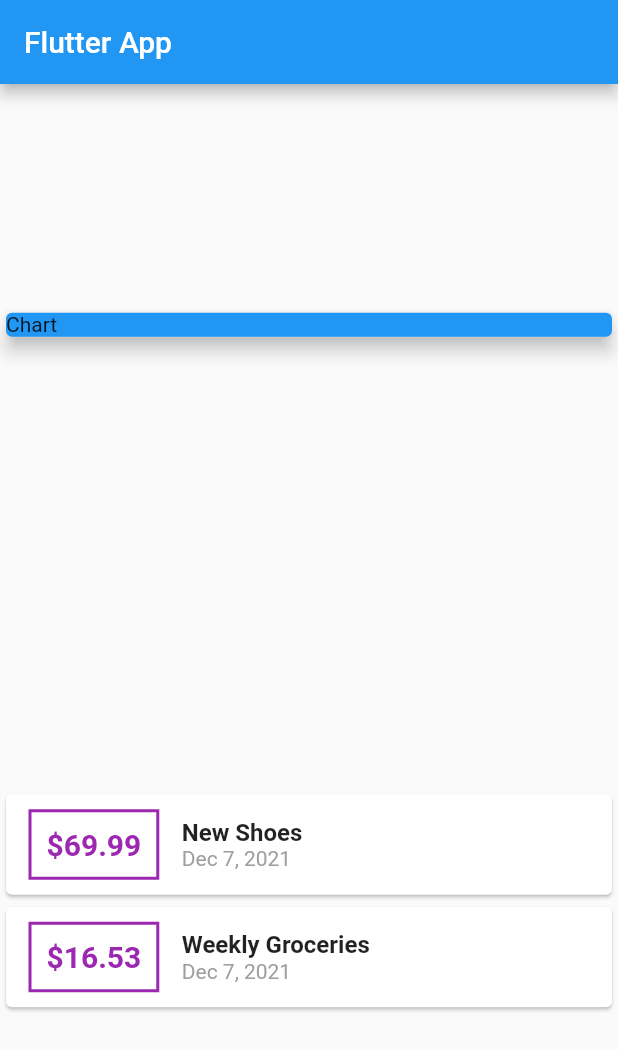
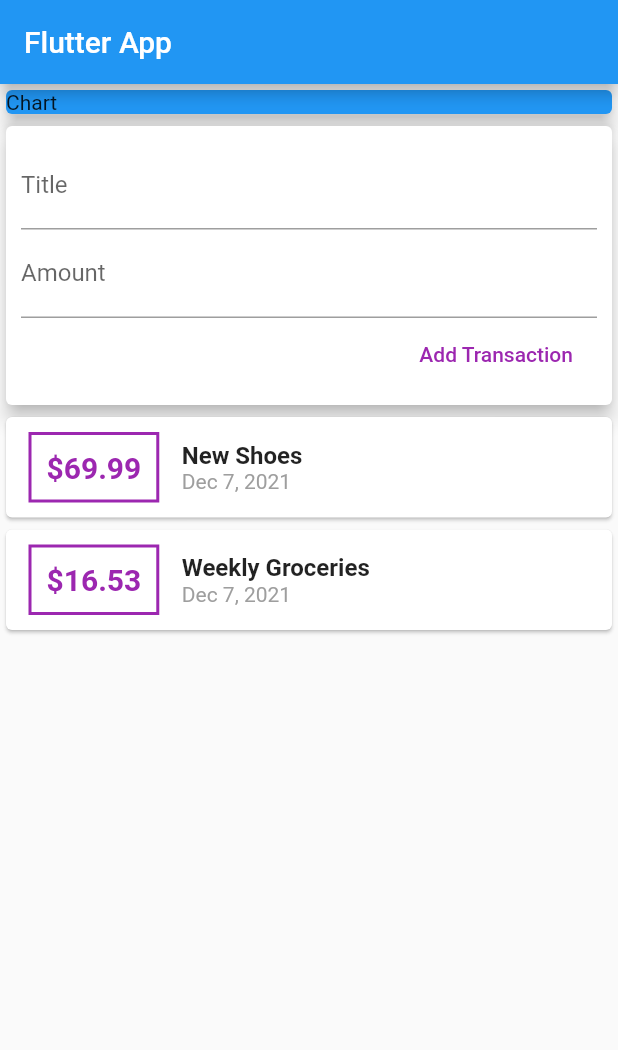
Before and after one commit to dario-nihil/flutter_expense_tracker, a Flutter app: the screen it shows after launch, on a phone screen of 412 x 824 dp. Shown: the top 1050 px of the screen. Run offline on Flutter 3.47's test engine with Material 2 defaults, Android fonts, the phone set to English and light mode, and no system bars.

Commit message:
added new_transaction, transaction_list, user_transaction widgets and added scroll capability with singleChildScrollView and ListView builder

```diff
--- a/lib/main.dart
+++ b/lib/main.dart
@@ -1,7 +1,6 @@
 import 'package:flutter/material.dart';
-import 'package:intl/intl.dart';
 
-import './transaction.dart';
+import './widgets/user_transactions.dart';
 
 void main() => runApp(MyApp());
 
@@ -16,19 +15,10 @@ class MyApp extends StatelessWidget {
 }
 
 class MyHomePage extends StatelessWidget {
-  final List<Transaction> transactions = [
-    Transaction(
-      id: 't1',
-      title: 'New Shoes',
-      amount: 69.99,
-      date: DateTime.now(),
-    ),
-    Transaction(
-        id: 't2',
-        title: 'Weekly Groceries',
-        amount: 16.53,
-        date: DateTime.now())
-  ];
+  // String titleInput;
+  // String amountInput;
+  final titleController = TextEditingController();
+  final amountController = TextEditingController();
 
   @override
   Widget build(BuildContext context) {
@@ -36,8 +26,9 @@ class MyHomePage extends StatelessWidget {
       appBar: AppBar(
         title: Text('Flutter App'),
       ),
-      body: Column(
-        mainAxisAlignment: MainAxisAlignment.spaceAround,
+      body: SingleChildScrollView(
+        child: Column(
+          //mainAxisAlignment: MainAxisAlignment.start,
           children: [
             Container(
               width: double.infinity,
@@ -47,45 +38,9 @@ class MyHomePage extends StatelessWidget {
                 child: Text('Chart'),
               ),
             ),
-          Column(
-            children: transactions.map((tx) {
-              return Card(
-                child: Row(
-                  children: [
-                    Container(
-                      margin:
-                          EdgeInsets.symmetric(vertical: 10, horizontal: 15),
-                      decoration: BoxDecoration(
-                          border: Border.all(color: Colors.purple, width: 2)),
-                      padding: EdgeInsets.all(10),
-                      child: Text(
-                        '\$${tx.amount}',
-                        style: TextStyle(
-                            fontWeight: FontWeight.bold,
-                            fontSize: 20,
-                            color: Colors.purple),
-                      ),
-                    ),
-                    Column(
-                      crossAxisAlignment: CrossAxisAlignment.start,
-                      children: [
-                        Text(
-                          tx.title,
-                          style: TextStyle(
-                              fontWeight: FontWeight.bold, fontSize: 16),
-                        ),
-                        Text(
-                          DateFormat.yMMMd().format(tx.date),
-                          style: TextStyle(color: Colors.grey),
-                        )
-                      ],
-                    )
+            UserTransaction(),
           ],
         ),
-              );
-            }).toList(),
-          )
-        ],
       ),
     );
   }
--- /dev/null
+++ b/lib/widgets/new_transaction.dart
@@ -0,0 +1,42 @@
+import 'package:flutter/material.dart';
+
+class NewTransaction extends StatelessWidget {
+  final titleController = TextEditingController();
+  final amountController = TextEditingController();
+  final Function addTx;
+
+  NewTransaction(this.addTx);
+
+  @override
+  Widget build(BuildContext context) {
+    return Card(
+      elevation: 5,
+      child: Container(
+        padding: EdgeInsets.all(10),
+        child: Column(crossAxisAlignment: CrossAxisAlignment.end, children: [
+          TextField(
+            decoration: InputDecoration(labelText: 'Title'),
+            controller: titleController,
+            // onChanged: (val) {
+            //   titleInput = val;
+            // },
+          ),
+          TextField(
+            decoration: InputDecoration(labelText: 'Amount'),
+            controller: amountController,
+            // onChanged: (val) {
+            //   amountInput = val;
+            // },
+          ),
+          FlatButton(
+            onPressed: () {
+              addTx(titleController.text, double.parse(amountController.text));
+            },
+            child: Text('Add Transaction'),
+            textColor: Colors.purple,
+          ),
+        ]),
+      ),
+    );
+  }
+}
--- /dev/null
+++ b/lib/widgets/transaction_list.dart
@@ -0,0 +1,55 @@
+import 'package:flutter/material.dart';
+import 'package:intl/intl.dart';
+
+import '../models/transaction.dart';
+
+class TransactionList extends StatelessWidget {
+  final List<Transaction> transactions;
+
+  TransactionList(this.transactions);
+
+  @override
+  Widget build(BuildContext context) {
+    return Container(
+      height: 300,
+      child: ListView.builder(
+        itemBuilder: (ctx, idx) {
+          return Card(
+            child: Row(
+              children: [
+                Container(
+                  margin: EdgeInsets.symmetric(vertical: 10, horizontal: 15),
+                  decoration: BoxDecoration(
+                      border: Border.all(color: Colors.purple, width: 2)),
+                  padding: EdgeInsets.all(10),
+                  child: Text(
+                    '\$${transactions[idx].amount}',
+                    style: TextStyle(
+                        fontWeight: FontWeight.bold,
+                        fontSize: 20,
+                        color: Colors.purple),
+                  ),
+                ),
+                Column(
+                  crossAxisAlignment: CrossAxisAlignment.start,
+                  children: [
+                    Text(
+                      transactions[idx].title,
+                      style:
+                          TextStyle(fontWeight: FontWeight.bold, fontSize: 16),
+                    ),
+                    Text(
+                      DateFormat.yMMMd().format(transactions[idx].date),
+                      style: TextStyle(color: Colors.grey),
+                    )
+                  ],
+                )
+              ],
+            ),
+          );
+        },
+        itemCount: transactions.length,
+      ),
+    );
+  }
+}
--- /dev/null
+++ b/lib/widgets/user_transactions.dart
@@ -0,0 +1,48 @@
+import 'package:flutter/material.dart';
+
+import './new_transaction.dart';
+import './transaction_list.dart';
+import '../models/transaction.dart';
+
+class UserTransaction extends StatefulWidget {
+  @override
+  _UserTransactionState createState() => _UserTransactionState();
+}
+
+class _UserTransactionState extends State<UserTransaction> {
+  final List<Transaction> _userTransactions = [
+    Transaction(
+      id: 't1',
+      title: 'New Shoes',
+      amount: 69.99,
+      date: DateTime.now(),
+    ),
+    Transaction(
+        id: 't2',
+        title: 'Weekly Groceries',
+        amount: 16.53,
+        date: DateTime.now())
+  ];
+
+  void _addNewTransaction(String txTitle, double txAmount) {
+    final newTX = Transaction(
+        id: DateTime.now().toString(),
+        title: txTitle,
+        amount: txAmount,
+        date: DateTime.now());
+
+    setState(() {
+      _userTransactions.add(newTX);
+    });
+  }
+
+  @override
+  Widget build(BuildContext context) {
+    return Column(
+      children: [
+        NewTransaction(_addNewTransaction),
+        TransactionList(_userTransactions),
+      ],
+    );
+  }
+}
```
Also changed, not shown: lib/models/transaction.dart (renamed from lib/transaction.dart). Lines whose indentation alone changed are shown as unchanged.
